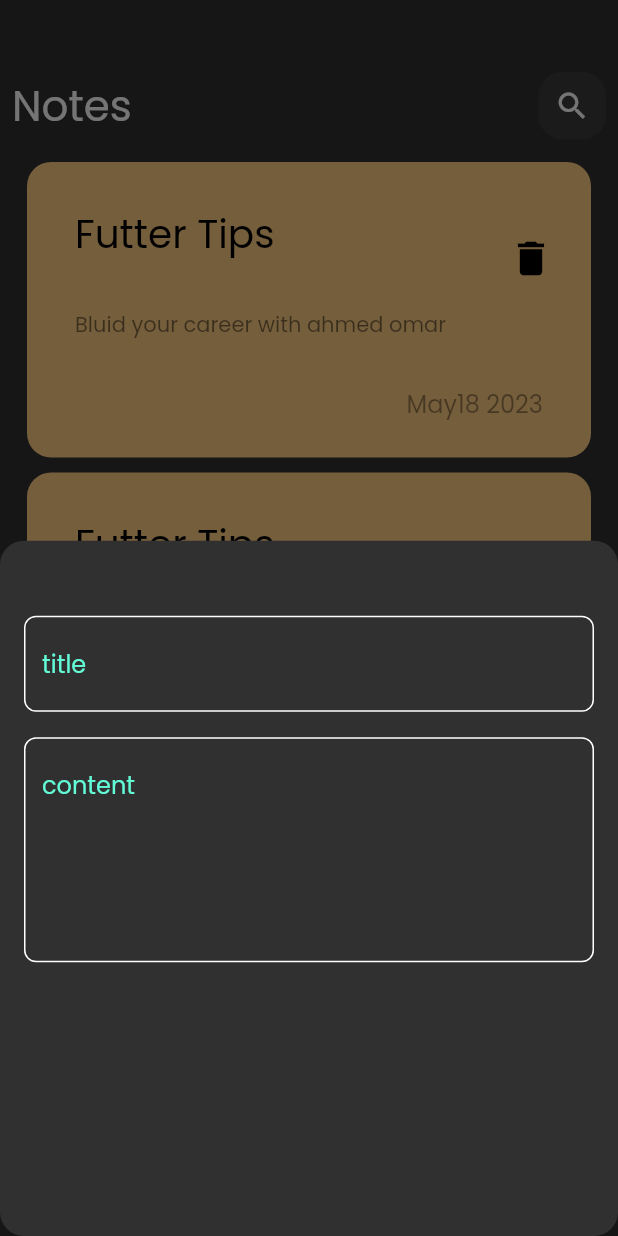
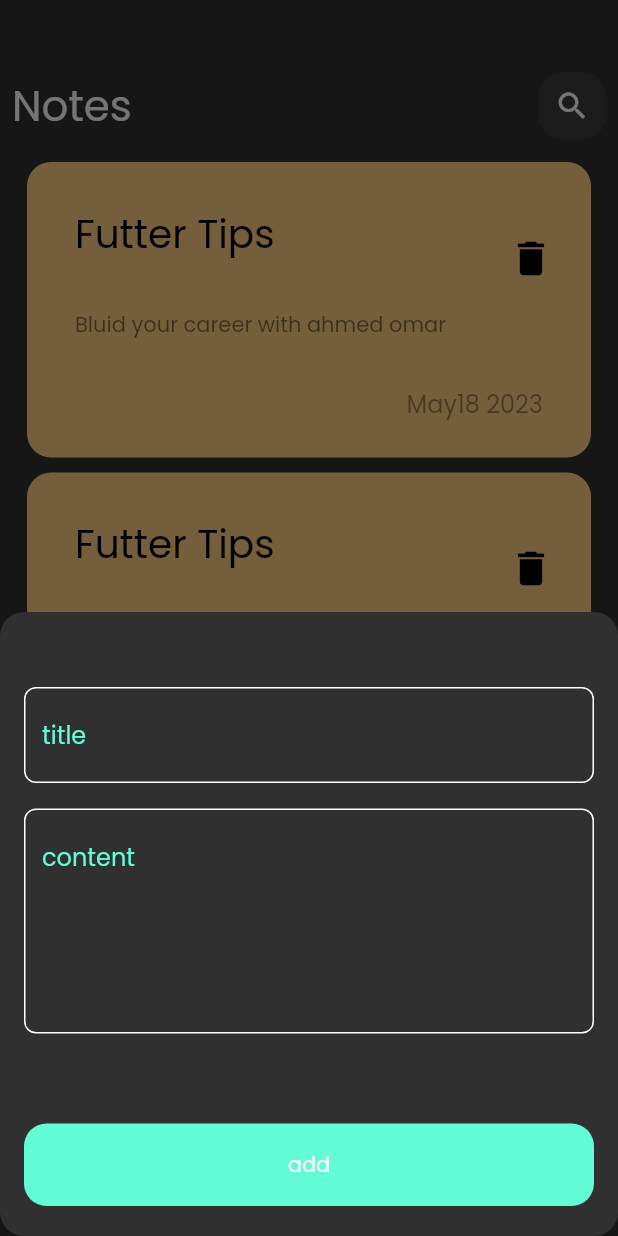
Before and after one commit to Ahmedomar74/note_app, a Flutter app: the screen it shows after launch, after a tap on the "add" icon, on a phone screen of 412 x 824 dp. Run offline on Flutter 3.47's test engine with Material 2 defaults, Android fonts, the phone set to English and light mode, and no system bars.

Commit message:
create edite note view

```diff
--- a/lib/views/widgets/add_note_bottom_sheet.dart
+++ b/lib/views/widgets/add_note_bottom_sheet.dart
@@ -1,4 +1,6 @@
 import 'package:flutter/material.dart';
+import 'package:noteapp/constant/constant.dart';
+import 'package:noteapp/views/widgets/custom_bottom.dart';
 import 'package:noteapp/views/widgets/custom_text_field.dart';
 
 class AddNoteBottomSheet extends StatelessWidget {
@@ -8,6 +10,7 @@ class AddNoteBottomSheet extends StatelessWidget {
   Widget build(BuildContext context) {
     return Padding(
       padding: const EdgeInsets.symmetric(horizontal: 16),
+      child: SingleChildScrollView(
         child: Column(
           children: const [
             SizedBox(
@@ -21,7 +24,15 @@ class AddNoteBottomSheet extends StatelessWidget {
               hint: 'content',
               maxlines: 5,
             ),
+            SizedBox(
+              height: 60,
+            ),
+            CustomBottom(),
+            SizedBox(
+              height: 20,
+            ),
           ],
+        ),
       ),
     );
   }
--- /dev/null
+++ b/lib/views/widgets/custom_bottom.dart
@@ -0,0 +1,21 @@
+import 'package:flutter/material.dart';
+import 'package:noteapp/constant/constant.dart';
+
+class CustomBottom extends StatelessWidget {
+  const CustomBottom({super.key});
+
+  @override
+  Widget build(BuildContext context) {
+    return Container(
+      width: MediaQuery.of(context).size.width,
+      height: 55,
+      decoration: BoxDecoration(
+        borderRadius: BorderRadius.circular(15),
+        color: kPrimaryColor,
+      ),
+      child: const Center(
+        child: Text('add'),
+      ),
+    );
+  }
+}
--- a/lib/views/widgets/custom_note_item.dart
+++ b/lib/views/widgets/custom_note_item.dart
@@ -1,11 +1,24 @@
 import 'package:flutter/material.dart';
+import 'package:noteapp/views/edit_note_view.dart';
+import 'package:noteapp/views/widgets/edit_view_body.dart';
 
 class NoteItem extends StatelessWidget {
   const NoteItem({super.key});
 
   @override
   Widget build(BuildContext context) {
-    return Container(
+    return GestureDetector(
+      onTap: () {
+        Navigator.push(
+          context,
+          MaterialPageRoute(
+            builder: (contex) {
+              return EditNoteView();
+            },
+          ),
+        );
+      },
+      child: Container(
         padding: const EdgeInsets.only(left: 16, top: 24, bottom: 24),
         decoration: BoxDecoration(
           color: const Color(0xffffcc80),
@@ -58,6 +71,7 @@ class NoteItem extends StatelessWidget {
             )
           ],
         ),
+      ),
     );
   }
 }
```
Also changed, not shown: lib/views/edit_note_view.dart (added, +13 -0 lines), lib/views/widgets/edit_view_body.dart (added, +10 -0 lines). Lines whose indentation alone changed are shown as unchanged.
